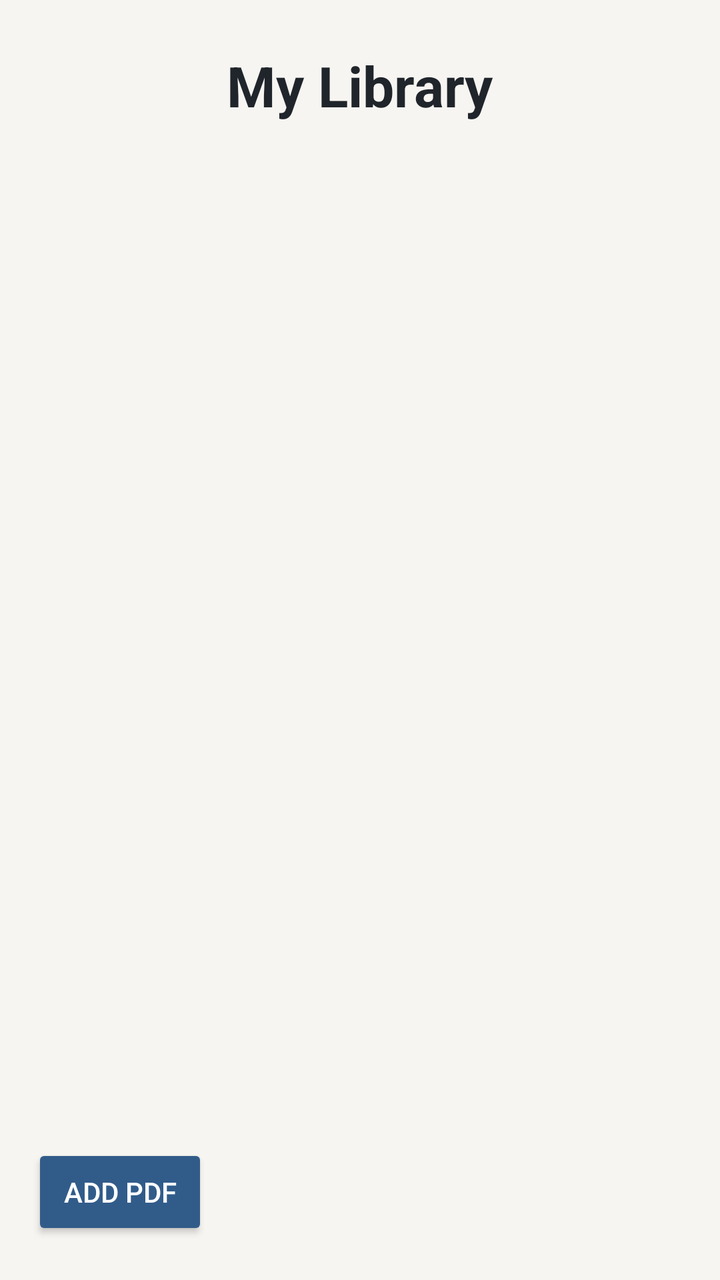
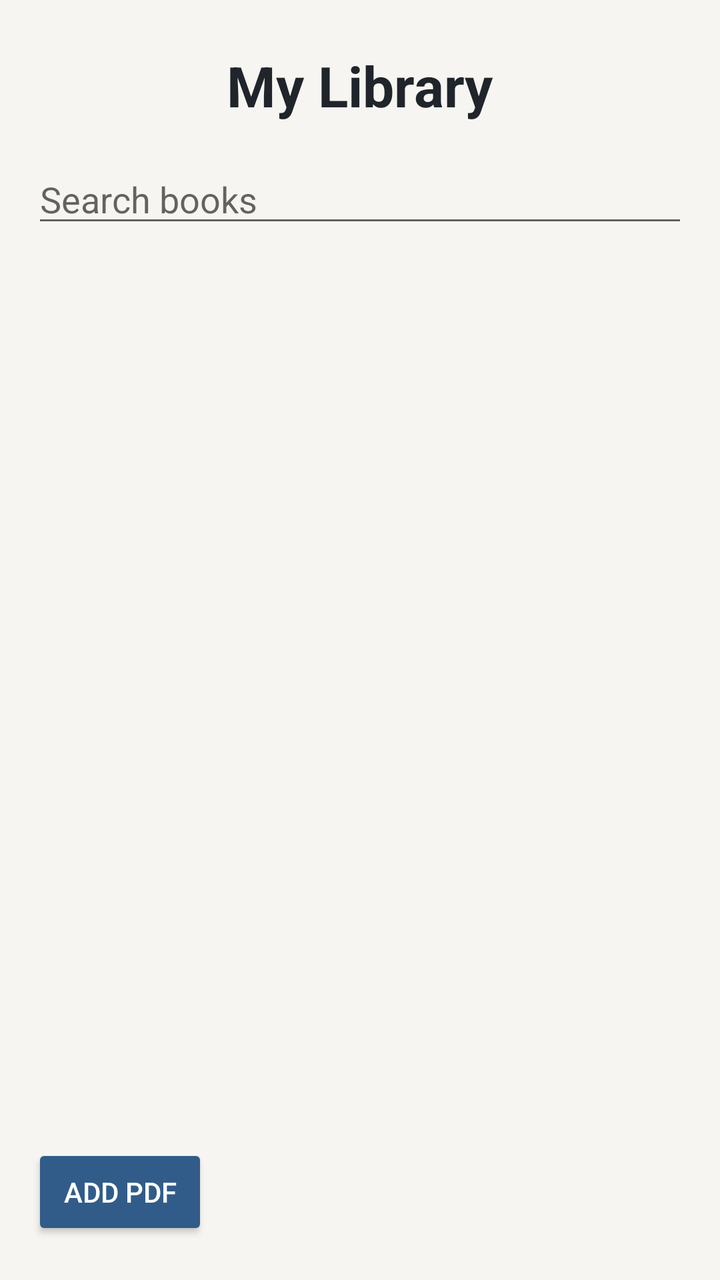

Two renders of the same Android screen: before a commit and after it. Below are the layout's source before the change and the commit's diff.
<!-- AndroidManifest.xml: application theme Theme.MindsetReader -->
<!-- res/layout/activity_library.xml -->
<?xml version="1.0" encoding="utf-8"?>
<LinearLayout xmlns:android="http://schemas.android.com/apk/res/android"
    android:orientation="vertical"
    android:layout_width="match_parent"
    android:layout_height="match_parent"
    android:background="@color/background">

    <TextView
        android:layout_width="wrap_content"
        android:layout_height="wrap_content"
        android:text="@string/library_title"
        android:textSize="28sp"
        android:textStyle="bold"
        android:textColor="@color/text_primary"
        android:layout_gravity="center_horizontal"
        android:layout_marginTop="24dp" />

    <ScrollView
        android:layout_width="match_parent"
        android:layout_height="0dp"
        android:layout_weight="1"
        android:layout_marginTop="16dp">

        <LinearLayout
            android:id="@+id/pdfLibraryContainer"
            android:layout_width="match_parent"
            android:layout_height="wrap_content"
            android:orientation="vertical" />

    </ScrollView>

    <Button
        android:id="@+id/addPdfButton"
        android:layout_width="wrap_content"
        android:layout_height="wrap_content"
        android:layout_marginStart="16dp"
        android:layout_marginTop="12dp"
        android:layout_marginEnd="16dp"
        android:layout_marginBottom="20dp"
        android:text="@string/add_pdf"
        android:textColor="@color/white"
        android:backgroundTint="@color/primary" />

</LinearLayout>
<!-- resources referenced by this layout -->
<resources>
  <color name="background">#F7F5F1</color>
  <color name="primary">#315C8A</color>
  <color name="text_primary">#20252B</color>
  <color name="white">#FFFFFFFF</color>
  <string name="add_pdf">Add PDF</string>
  <string name="library_title">My Library</string>
  <style name="Theme.MindsetReader" parent="Theme.MaterialComponents.DayNight.DarkActionBar">
  
          <item name="colorPrimary">@color/primary</item>
          <item name="colorPrimaryVariant">@color/primary_dark</item>
          <item name="colorOnPrimary">@color/white</item>
  
          <item name="colorSecondary">@color/primary_light</item>
          <item name="colorSecondaryVariant">@color/primary</item>
          <item name="colorOnSecondary">@color/black</item>
  
          <item name="android:statusBarColor">?attr/colorPrimaryVariant</item>
  
      </style>
  <color name="primary_dark">#234568</color>
  <color name="primary_light">#DCE9F5</color>
  <color name="black">#FF000000</color>
</resources>

<!-- the commit's change to res/layout/activity_library.xml (unified diff, before → after) -->
@@ -14,6 +14,17 @@
         android:textColor="@color/text_primary"
         android:layout_gravity="center_horizontal"
         android:layout_marginTop="24dp" />
+    <EditText
+        android:id="@+id/librarySearch"
+        android:layout_width="match_parent"
+        android:layout_height="wrap_content"
+        android:layout_marginStart="16dp"
+        android:layout_marginTop="16dp"
+        android:layout_marginEnd="16dp"
+        android:hint="@string/search_books"
+        android:inputType="text"
+        android:singleLine="true"
+        android:importantForAutofill="no"/>
 
     <ScrollView
         android:layout_width="match_parent"
<!-- resource entries referenced after the edit -->
@@ -6,6 +6,7 @@
   <color name="white">#FFFFFFFF</color>
   <string name="add_pdf">Add PDF</string>
   <string name="library_title">My Library</string>
+  <string name="search_books">Search books</string>
   <style name="Theme.MindsetReader" parent="Theme.MaterialComponents.DayNight.DarkActionBar">
   
           <item name="colorPrimary">@color/primary</item>
